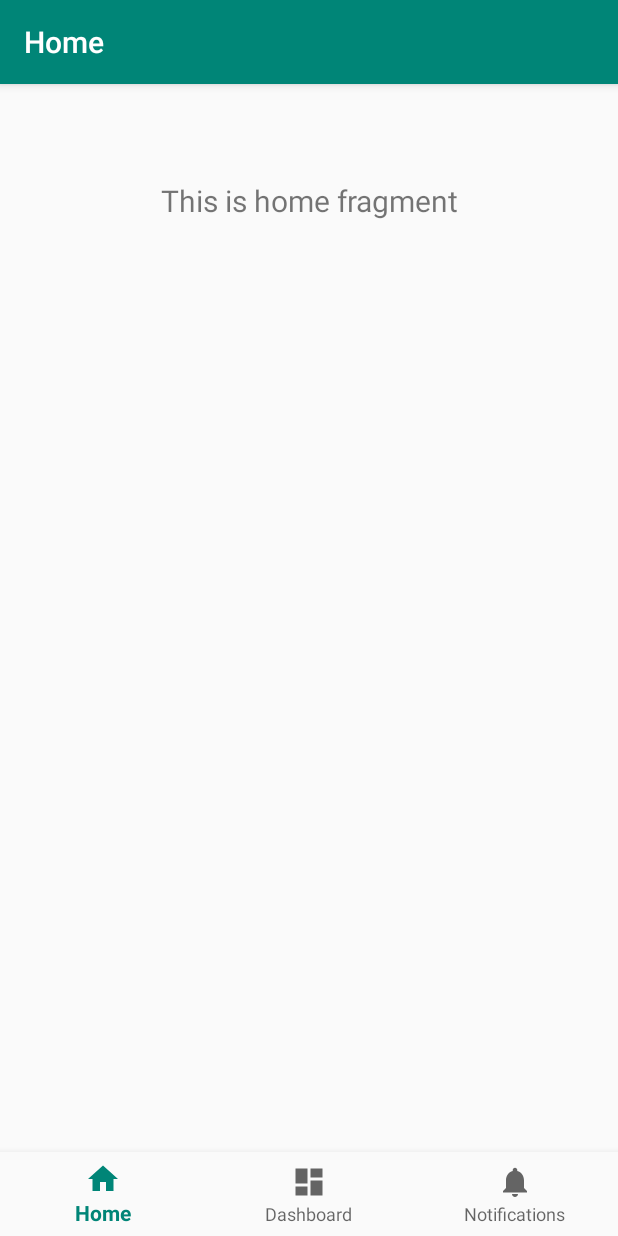
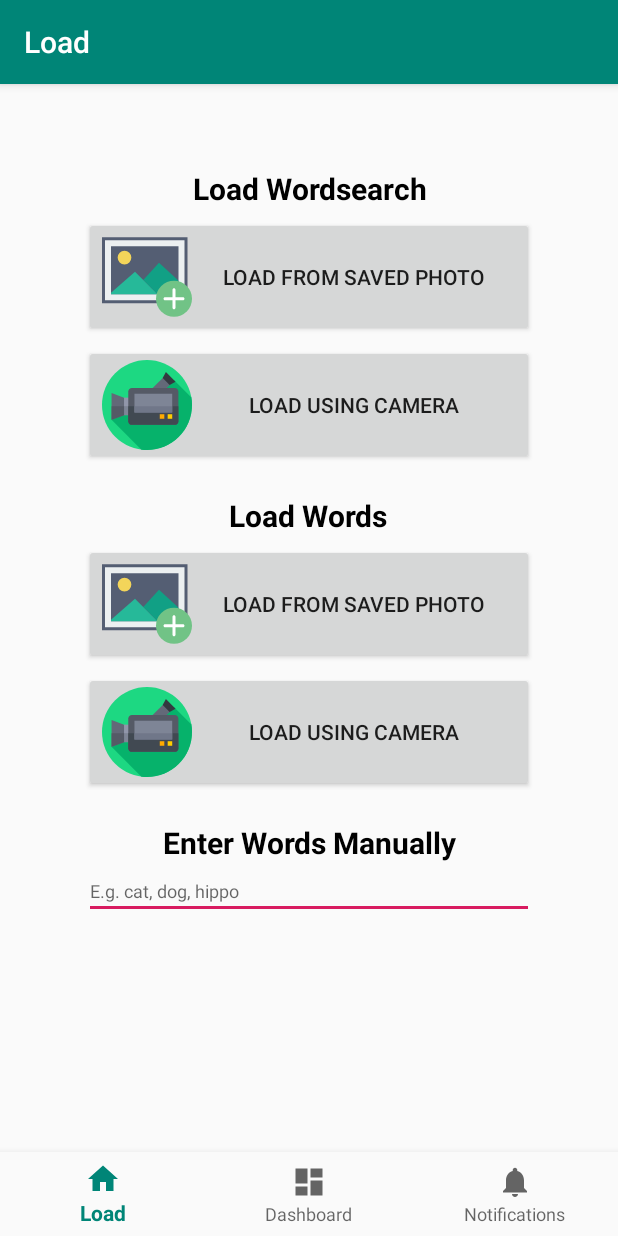
Before and after one commit to ThomasJRichards17/WordsearchSolver, an Android app: the screen it shows after launch (MainActivity), on a phone screen of 412 x 824 dp. Run offline under Robolectric (Android 15) with nearby library versions, the phone set to English and light mode, and no system bars; our stand-ins replace navigation-ui.

Commit message:
Load page UI

```diff
--- a/app/src/main/java/com/tjr/wordsearchsolver/MainActivity.java
+++ b/app/src/main/java/com/tjr/wordsearchsolver/MainActivity.java
@@ -1,14 +1,14 @@
 package com.tjr.wordsearchsolver;
 
 import android.os.Bundle;
-
-import com.google.android.material.bottomnavigation.BottomNavigationView;
 
 import androidx.appcompat.app.AppCompatActivity;
 import androidx.navigation.NavController;
 import androidx.navigation.Navigation;
 import androidx.navigation.ui.AppBarConfiguration;
 import androidx.navigation.ui.NavigationUI;
+
+import com.google.android.material.bottomnavigation.BottomNavigationView;
 
 public class MainActivity extends AppCompatActivity {
 
@@ -20,7 +20,7 @@ public class MainActivity extends AppCompatActivity {
         // Passing each menu ID as a set of Ids because each
         // menu should be considered as top level destinations.
         AppBarConfiguration appBarConfiguration = new AppBarConfiguration.Builder(
-                R.id.navigation_home, R.id.navigation_dashboard, R.id.navigation_notifications)
+                R.id.navigation_load, R.id.navigation_dashboard, R.id.navigation_notifications)
                 .build();
         NavController navController = Navigation.findNavController(this, R.id.nav_host_fragment);
         NavigationUI.setupActionBarWithNavController(this, navController, appBarConfiguration);
--- a/app/src/main/java/com/tjr/wordsearchsolver/ui/home/HomeFragment.java
+++ /dev/null
@@ -1,35 +0,0 @@
-package com.tjr.wordsearchsolver.ui.home;
-
-import android.os.Bundle;
-import android.view.LayoutInflater;
-import android.view.View;
-import android.view.ViewGroup;
-import android.widget.TextView;
-
-import androidx.annotation.Nullable;
-import androidx.annotation.NonNull;
-import androidx.fragment.app.Fragment;
-import androidx.lifecycle.Observer;
-import androidx.lifecycle.ViewModelProviders;
-
-import com.tjr.wordsearchsolver.R;
-
-public class HomeFragment extends Fragment {
-
-    private HomeViewModel homeViewModel;
-
-    public View onCreateView(@NonNull LayoutInflater inflater,
-                             ViewGroup container, Bundle savedInstanceState) {
-        homeViewModel =
-                ViewModelProviders.of(this).get(HomeViewModel.class);
-        View root = inflater.inflate(R.layout.fragment_home, container, false);
-        final TextView textView = root.findViewById(R.id.text_home);
-        homeViewModel.getText().observe(this, new Observer<String>() {
-            @Override
-            public void onChanged(@Nullable String s) {
-                textView.setText(s);
-            }
-        });
-        return root;
-    }
-}
--- a/app/src/main/java/com/tjr/wordsearchsolver/ui/home/HomeViewModel.java
+++ /dev/null
@@ -1,19 +0,0 @@
-package com.tjr.wordsearchsolver.ui.home;
-
-import androidx.lifecycle.LiveData;
-import androidx.lifecycle.MutableLiveData;
-import androidx.lifecycle.ViewModel;
-
-public class HomeViewModel extends ViewModel {
-
-    private MutableLiveData<String> mText;
-
-    public HomeViewModel() {
-        mText = new MutableLiveData<>();
-        mText.setValue("This is home fragment");
-    }
-
-    public LiveData<String> getText() {
-        return mText;
-    }
-}
--- /dev/null
+++ b/app/src/main/java/com/tjr/wordsearchsolver/ui/load/LoadFragment.java
@@ -0,0 +1,29 @@
+package com.tjr.wordsearchsolver.ui.load;
+
+import android.os.Bundle;
+import android.view.LayoutInflater;
+import android.view.View;
+import android.view.ViewGroup;
+import android.widget.Button;
+
+import androidx.annotation.NonNull;
+import androidx.fragment.app.Fragment;
+import androidx.lifecycle.ViewModelProviders;
+
+import com.tjr.wordsearchsolver.R;
+
+public class LoadFragment extends Fragment {
+
+    private LoadViewModel loadViewModel;
+
+    public View onCreateView(@NonNull LayoutInflater inflater,
+                             ViewGroup container, Bundle savedInstanceState) {
+        loadViewModel =
+                ViewModelProviders.of(this).get(LoadViewModel.class);
+        View root = inflater.inflate(R.layout.fragment_load, container, false);
+
+        Button loadWordsearchButton = root.findViewById(R.id.navigation_dashboard);
+
+        return root;
+    }
+}
--- /dev/null
+++ b/app/src/main/java/com/tjr/wordsearchsolver/ui/load/LoadViewModel.java
@@ -0,0 +1,12 @@
+package com.tjr.wordsearchsolver.ui.load;
+
+import androidx.lifecycle.MutableLiveData;
+import androidx.lifecycle.ViewModel;
+
+public class LoadViewModel extends ViewModel {
+
+    private MutableLiveData<String> mText;
+
+    public LoadViewModel() {
+    }
+}
--- /dev/null
+++ b/app/src/main/res/drawable/ic_camera.xml
@@ -0,0 +1,48 @@
+<vector xmlns:android="http://schemas.android.com/apk/res/android"
+    android:width="60dp"
+    android:height="60dp"
+    android:viewportWidth="512"
+    android:viewportHeight="512">
+    <path
+        android:fillColor="#1dd882"
+        android:pathData="M256,256m-256,0a256,256 0,1 1,512 0a256,256 0,1 1,-512 0" />
+    <path
+        android:fillColor="#06b26b"
+        android:pathData="m512,256c0,-14.327 -1.177,-28.379 -3.439,-42.064l-98.134,-98.134 -356.016,224.429 169.816,169.816c10.41,1.289 21.014,1.953 31.773,1.953 141.385,0 256,-114.615 256,-256z" />
+    <path
+        android:fillColor="#636978"
+        android:pathData="m279.722,167.806l81.63,-81.63l39.709,39.709l-81.63,81.63z" />
+    <path
+        android:fillColor="#333940"
+        android:pathData="m418.287,123.661 l-33.365,18.325 -39.717,-39.715 18.315,-33.373z" />
+    <path
+        android:fillColor="#9196aa"
+        android:pathData="m115.51,214.057h43.788v99.563h-43.788z" />
+    <path
+        android:fillColor="#7e8596"
+        android:pathData="m115.51,262.856h43.788v50.763h-43.788z" />
+    <path
+        android:fillColor="#636978"
+        android:pathData="m125.354,313.619 l-70.943,26.612v-152.786l70.943,26.612z" />
+    <path
+        android:fillColor="#555a66"
+        android:pathData="m54.411,262.856v77.375l70.943,-26.612v-50.763z" />
+    <path
+        android:fillColor="#555a66"
+        android:pathData="m413.307,369.064h-242.577c-11.75,0 -21.276,-9.525 -21.276,-21.276v-167.901c0,-11.75 9.525,-21.276 21.276,-21.276h242.578c11.75,0 21.276,9.525 21.276,21.276v167.901c-0.001,11.751 -9.527,21.276 -21.277,21.276z" />
+    <path
+        android:fillColor="#414952"
+        android:pathData="m149.454,262.856v84.933c0,11.75 9.525,21.275 21.275,21.275h242.578c11.75,0 21.276,-9.525 21.276,-21.275v-84.933z" />
+    <path
+        android:fillColor="#7e8596"
+        android:pathData="m184.586,192.137h214.865v105.905h-214.865z" />
+    <path
+        android:fillColor="#707789"
+        android:pathData="m184.586,262.856h214.865v35.186h-214.865z" />
+    <path
+        android:fillColor="#ffce00"
+        android:pathData="m373.569,308.457h25.882v25.882h-25.882z" />
+    <path
+        android:fillColor="#fa0"
+        android:pathData="m328.635,308.457h25.882v25.882h-25.882z" />
+</vector>
--- /dev/null
+++ b/app/src/main/res/drawable/ic_photo.xml
@@ -0,0 +1,33 @@
+<vector xmlns:android="http://schemas.android.com/apk/res/android"
+    android:width="60dp"
+    android:height="60dp"
+    android:viewportWidth="60"
+    android:viewportHeight="60">
+    <path
+        android:fillColor="#ECF0F1"
+        android:pathData="M1,4.5h55v42h-55z" />
+    <path
+        android:fillColor="#545E73"
+        android:pathData="M57,47.5H0v-44h57V47.5zM2,45.5h53v-40H2V45.5z" />
+    <path
+        android:fillColor="#545E73"
+        android:pathData="M5,8.5h47v34h-47z" />
+    <path
+        android:fillColor="#ECF0F1"
+        android:pathData="M53,43.5H4v-36h49V43.5zM6,41.5h45v-32H6V41.5z" />
+    <path
+        android:fillColor="#F3D55A"
+        android:pathData="M15,17.069m-4.569,0a4.569,4.569 0,1 1,9.138 0a4.569,4.569 0,1 1,-9.138 0" />
+    <path
+        android:fillColor="#11A085"
+        android:pathData="M51,32.611l-1,-1.111l-12,-11l-10.5,11.5l5.483,5.483l4.017,4.017l14,0z" />
+    <path
+        android:fillColor="#26B999"
+        android:pathData="M6,41.5l31,0l-4.017,-4.017l-10.966,-10.966l-16.017,13.983z" />
+    <path
+        android:fillColor="#71C386"
+        android:pathData="M48,44.5m-12,0a12,12 0,1 1,24 0a12,12 0,1 1,-24 0" />
+    <path
+        android:fillColor="#FFFFFF"
+        android:pathData="M54,43.5h-5v-5c0,-0.552 -0.448,-1 -1,-1s-1,0.448 -1,1v5h-5c-0.552,0 -1,0.448 -1,1s0.448,1 1,1h5v5c0,0.552 0.448,1 1,1s1,-0.448 1,-1v-5h5c0.552,0 1,-0.448 1,-1S54.552,43.5 54,43.5z" />
+</vector>
--- a/app/src/main/res/layout/fragment_home.xml
+++ /dev/null
@@ -1,19 +0,0 @@
-<?xml version="1.0" encoding="utf-8"?>
-<androidx.constraintlayout.widget.ConstraintLayout xmlns:android="http://schemas.android.com/apk/res/android"
-    xmlns:app="http://schemas.android.com/apk/res-auto"
-    android:layout_width="match_parent"
-    android:layout_height="match_parent">
-
-    <TextView
-        android:id="@+id/text_home"
-        android:layout_width="match_parent"
-        android:layout_height="wrap_content"
-        android:layout_marginStart="8dp"
-        android:layout_marginTop="8dp"
-        android:layout_marginEnd="8dp"
-        android:textAlignment="center"
-        android:textSize="20sp"
-        app:layout_constraintEnd_toEndOf="parent"
-        app:layout_constraintStart_toStartOf="parent"
-        app:layout_constraintTop_toTopOf="parent" />
-</androidx.constraintlayout.widget.ConstraintLayout>
--- /dev/null
+++ b/app/src/main/res/layout/fragment_load.xml
@@ -0,0 +1,111 @@
+<?xml version="1.0" encoding="utf-8"?>
+<ScrollView xmlns:android="http://schemas.android.com/apk/res/android"
+    xmlns:app="http://schemas.android.com/apk/res-auto"
+    android:id="@+id/scrollContainer"
+    android:layout_width="match_parent"
+    android:layout_height="match_parent">
+
+
+    <LinearLayout
+        android:id="@+id/containerLayout"
+        android:layout_width="fill_parent"
+        android:layout_height="wrap_content"
+        android:orientation="vertical">
+
+
+        <LinearLayout
+            android:id="@+id/linearLayoutLoadWordsearch"
+            android:layout_width="match_parent"
+            android:layout_height="wrap_content"
+            android:gravity="center_horizontal|top"
+            android:orientation="vertical"
+            app:layout_constraintEnd_toEndOf="parent"
+            app:layout_constraintStart_toStartOf="parent">
+
+            <TextView
+                android:id="@+id/text_load_wordsearch_heading"
+                android:layout_width="wrap_content"
+                android:layout_height="wrap_content"
+                android:gravity="center_horizontal"
+                android:text="@string/subtitle_load_wordsearch"
+                android:textColor="@color/black"
+                android:textSize="20sp"
+                android:textStyle="bold" />
+
+            <Button
+                android:id="@+id/button_load_wordsearch_photo"
+                android:layout_width="300dp"
+                android:layout_height="wrap_content"
+                android:layout_marginTop="5dp"
+                android:drawableStart="@drawable/ic_photo"
+                android:text="@string/load_wordsearch_photo_button_text" />
+
+            <Button
+                android:id="@+id/button_load_wordsearch_camera"
+                android:layout_width="300dp"
+                android:layout_height="wrap_content"
+                android:layout_marginTop="5dp"
+                android:drawableStart="@drawable/ic_camera"
+                android:text="@string/load_wordsearch_camera_button_text" />
+        </LinearLayout>
+
+        <LinearLayout
+            android:id="@+id/linearLayoutLoadWords"
+            android:layout_width="match_parent"
+            android:layout_height="fill_parent"
+            android:layout_marginTop="20dp"
+            android:gravity="center_horizontal|bottom"
+            android:orientation="vertical"
+            app:layout_constraintBottom_toBottomOf="parent"
+            app:layout_constraintStart_toStartOf="@+id/linearLayoutLoadWordsearch"
+            app:layout_constraintTop_toTopOf="parent">
+
+            <TextView
+                android:id="@+id/text_load_words_heading"
+                android:layout_width="wrap_content"
+                android:layout_height="wrap_content"
+                android:gravity="center_horizontal"
+                android:text="@string/subtitle_load_words"
+                android:textColor="@color/black"
+                android:textSize="20sp"
+                android:textStyle="bold" />
+
+            <Button
+                android:id="@+id/button_load_words_photo"
+                android:layout_width="300dp"
+                android:layout_height="wrap_content"
+                android:layout_marginTop="5dp"
+                android:drawableStart="@drawable/ic_photo"
+                android:text="@string/load_wordsearch_photo_button_text" />
+
+            <Button
+                android:id="@+id/button_load_words_camera"
+                android:layout_width="300dp"
+                android:layout_height="wrap_content"
+                android:layout_marginTop="5dp"
+                android:drawableStart="@drawable/ic_camera"
+                android:text="@string/load_wordsearch_camera_button_text" />
+
+            <TextView
+                android:id="@+id/text_enter_words_heading"
+                android:layout_width="wrap_content"
+                android:layout_height="wrap_content"
+                android:layout_marginTop="20dp"
+                android:gravity="center_horizontal"
+                android:text="@string/subtitle_enter_words"
+                android:textColor="@color/black"
+                android:textSize="20sp"
+                android:textStyle="bold" />
+
+            <EditText
+                android:id="@+id/manualTextEntry"
+                android:layout_width="300dp"
+                android:layout_height="fill_parent"
+                android:hint="@string/words_text_entry_hint"
+                android:importantForAutofill="no"
+                android:inputType="textMultiLine"
+                android:scrollbars="vertical"
+                android:textSize="12sp"></EditText>
+        </LinearLayout>
+    </LinearLayout>
+</ScrollView>
--- a/app/src/main/res/menu/bottom_nav_menu.xml
+++ b/app/src/main/res/menu/bottom_nav_menu.xml
@@ -2,9 +2,9 @@
 <menu xmlns:android="http://schemas.android.com/apk/res/android">
 
     <item
-        android:id="@+id/navigation_home"
+        android:id="@+id/navigation_load"
         android:icon="@drawable/ic_home_black_24dp"
-        android:title="@string/title_home" />
+        android:title="@string/title_load" />
 
     <item
         android:id="@+id/navigation_dashboard"
--- a/app/src/main/res/navigation/mobile_navigation.xml
+++ b/app/src/main/res/navigation/mobile_navigation.xml
@@ -3,13 +3,13 @@
     xmlns:app="http://schemas.android.com/apk/res-auto"
     xmlns:tools="http://schemas.android.com/tools"
     android:id="@+id/mobile_navigation"
-    app:startDestination="@+id/navigation_home">
+    app:startDestination="@+id/navigation_load">
 
     <fragment
-        android:id="@+id/navigation_home"
-        android:name="com.tjr.wordsearchsolver.ui.home.HomeFragment"
-        android:label="@string/title_home"
-        tools:layout="@layout/fragment_home" />
+        android:id="@+id/navigation_load"
+        android:name="com.tjr.wordsearchsolver.ui.load.LoadFragment"
+        android:label="@string/title_load"
+        tools:layout="@layout/fragment_load" />
 
     <fragment
         android:id="@+id/navigation_dashboard"
--- a/app/src/main/res/values/colors.xml
+++ b/app/src/main/res/values/colors.xml
@@ -3,4 +3,5 @@
     <color name="colorPrimary">#008577</color>
     <color name="colorPrimaryDark">#00574B</color>
     <color name="colorAccent">#D81B60</color>
+    <color name="black">#000000</color>
 </resources>
--- a/app/src/main/res/values/strings.xml
+++ b/app/src/main/res/values/strings.xml
@@ -1,6 +1,12 @@
 <resources>
     <string name="app_name">Wordsearch Solver</string>
-    <string name="title_home">Home</string>
+    <string name="title_load">Load</string>
     <string name="title_dashboard">Dashboard</string>
     <string name="title_notifications">Notifications</string>
+    <string name="subtitle_load_wordsearch">Load Wordsearch</string>
+    <string name="load_wordsearch_photo_button_text">Load From Saved Photo</string>
+    <string name="load_wordsearch_camera_button_text">Load Using Camera</string>
+    <string name="subtitle_load_words">Load Words</string>
+    <string name="subtitle_enter_words">Enter Words Manually</string>
+    <string name="words_text_entry_hint">E.g. cat, dog, hippo</string>
 </resources>
--- a/build.gradle
+++ b/build.gradle
@@ -7,7 +7,7 @@ buildscript {
 
     }
     dependencies {
-        classpath 'com.android.tools.build:gradle:3.5.1'
+        classpath 'com.android.tools.build:gradle:3.6.3'
 
         // NOTE: Do not place your application dependencies here; they belong
         // in the individual module build.gradle files
```
Also changed, not shown: gradle/wrapper/gradle-wrapper.properties.
